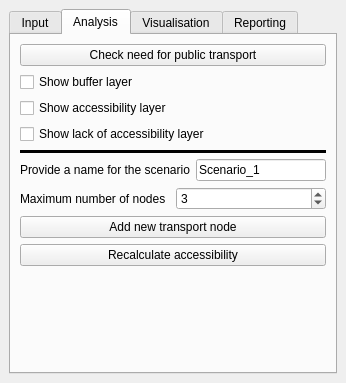
Old version of the form SpatialDecision/spatial_decision_dockwidget_base.ui in the repository Matthie456/Bon_DenDuijn.
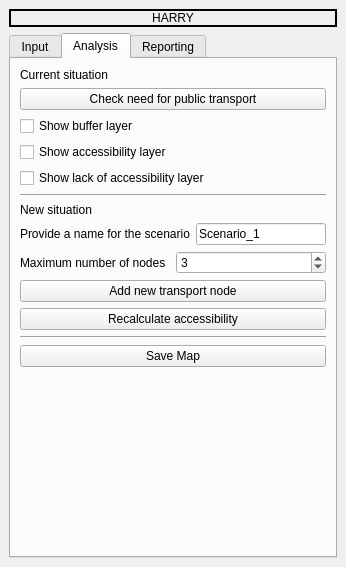
New version of the form. The open tabs and pages were chosen to show the change.

Commit message:
UI: Deleted the visualisation tab Added a title (not pretty enough yet) Added save map (.png) to the analyse tab (and removed it from the reporting tab) Removes the counter from the reporting tab
Code:
Made some adjustment to the save map function
Removed unused code for save map

Still problems after adding a transport node. Something with Nonetype...

What changed in the file:
```diff
--- a/SpatialDecision/spatial_decision_dockwidget_base.ui
+++ b/SpatialDecision/spatial_decision_dockwidget_base.ui
@@ -7,7 +7,7 @@
     <x>0</x>
     <y>0</y>
     <width>346</width>
-    <height>383</height>
+    <height>567</height>
    </rect>
   </property>
   <property name="windowTitle">
@@ -15,6 +15,37 @@
   </property>
   <widget class="QWidget" name="dockWidgetContents">
    <layout class="QVBoxLayout" name="verticalLayout_4">
+    <item>
+     <widget class="QLabel" name="label_4">
+      <property name="minimumSize">
+       <size>
+        <width>0</width>
+        <height>0</height>
+       </size>
+      </property>
+      <property name="frameShape">
+       <enum>QFrame::WinPanel</enum>
+      </property>
+      <property name="lineWidth">
+       <number>1</number>
+      </property>
+      <property name="text">
+       <string>HARRY</string>
+      </property>
+      <property name="textFormat">
+       <enum>Qt::AutoText</enum>
+      </property>
+      <property name="scaledContents">
+       <bool>false</bool>
+      </property>
+      <property name="alignment">
+       <set>Qt::AlignCenter</set>
+      </property>
+      <property name="wordWrap">
+       <bool>false</bool>
+      </property>
+     </widget>
+    </item>
     <item>
      <widget class="QTabWidget" name="sampleWidgets">
       <property name="currentIndex">
@@ -132,52 +163,8 @@
        <attribute name="title">
         <string>Analysis</string>
        </attribute>
-       <layout class="QVBoxLayout" name="verticalLayout_3">
-        <item>
-         <widget class="QPushButton" name="checkAccessibilityButton">
-          <property name="text">
-           <string>Check need for public transport</string>
-          </property>
-         </widget>
-        </item>
-        <item>
-         <widget class="QCheckBox" name="toggleBufferCheckBox">
-          <property name="text">
-           <string>Show buffer layer</string>
-          </property>
-         </widget>
-        </item>
-        <item>
-         <widget class="QCheckBox" name="toggleAccessibiltyCheckBox">
-          <property name="text">
-           <string>Show accessibility layer</string>
-          </property>
-         </widget>
-        </item>
-        <item>
-         <widget class="QCheckBox" name="toggleLoAccessibilityCheckBox">
-          <property name="text">
-           <string>Show lack of accessibility layer</string>
-          </property>
-         </widget>
-        </item>
-        <item>
-         <widget class="Line" name="line">
-          <property name="frameShadow">
-           <enum>QFrame::Plain</enum>
-          </property>
-          <property name="lineWidth">
-           <number>5</number>
-          </property>
-          <property name="midLineWidth">
-           <number>0</number>
-          </property>
-          <property name="orientation">
-           <enum>Qt::Horizontal</enum>
-          </property>
-         </widget>
-        </item>
-        <item>
+       <layout class="QGridLayout" name="gridLayout">
+        <item row="7" column="0">
          <layout class="QHBoxLayout" name="horizontalLayout_3">
           <item>
            <widget class="QLabel" name="label">
@@ -195,7 +182,83 @@
           </item>
          </layout>
         </item>
-        <item>
+        <item row="10" column="0">
+         <widget class="QPushButton" name="recalculateButton">
+          <property name="text">
+           <string>Recalculate accessibility</string>
+          </property>
+         </widget>
+        </item>
+        <item row="9" column="0">
+         <widget class="QPushButton" name="addNodeButton">
+          <property name="text">
+           <string>Add new transport node</string>
+          </property>
+         </widget>
+        </item>
+        <item row="4" column="0">
+         <widget class="QCheckBox" name="toggleLoAccessibilityCheckBox">
+          <property name="text">
+           <string>Show lack of accessibility layer</string>
+          </property>
+         </widget>
+        </item>
+        <item row="2" column="0">
+         <widget class="QCheckBox" name="toggleBufferCheckBox">
+          <property name="text">
+           <string>Show buffer layer</string>
+          </property>
+         </widget>
+        </item>
+        <item row="1" column="0">
+         <widget class="QPushButton" name="checkAccessibilityButton">
+          <property name="text">
+           <string>Check need for public transport</string>
+          </property>
+         </widget>
+        </item>
+        <item row="16" column="0">
+         <widget class="QPushButton" name="saveMapButton">
+          <property name="text">
+           <string>Save Map</string>
+          </property>
+         </widget>
+        </item>
+        <item row="5" column="0">
+         <widget class="Line" name="line_2">
+          <property name="orientation">
+           <enum>Qt::Horizontal</enum>
+          </property>
+         </widget>
+        </item>
+        <item row="17" column="0">
+         <spacer name="verticalSpacer_2">
+          <property name="orientation">
+           <enum>Qt::Vertical</enum>
+          </property>
+          <property name="sizeHint" stdset="0">
+           <size>
+            <width>20</width>
+            <height>40</height>
+           </size>
+          </property>
+         </spacer>
+        </item>
+        <item row="0" column="0">
+         <widget class="QLabel" name="label_2">
+          <property name="text">
+           <string>Current situation</string>
+          </property>
+         </widget>
+        </item>
+        <item row="6" column="0">
+         <widget class="QLabel" name="label_3">
+          <property name="text">
+           <string>New situation</string>
+          </property>
+         </widget>
+        </item>
+        <item row="8" column="0">
          <layout class="QHBoxLayout" name="horizontalLayout_2">
           <item>
            <widget class="QLabel" name="maxNewNodesLabel">
@@ -231,40 +294,22 @@
           </item>
          </layout>
         </item>
-        <item>
-         <widget class="QPushButton" name="addNodeButton">
+        <item row="3" column="0">
+         <widget class="QCheckBox" name="toggleAccessibiltyCheckBox">
           <property name="text">
-           <string>Add new transport node</string>
+           <string>Show accessibility layer</string>
           </property>
          </widget>
         </item>
-        <item>
-         <widget class="QPushButton" name="recalculateButton">
-          <property name="text">
-           <string>Recalculate accessibility</string>
-          </property>
-         </widget>
-        </item>
-        <item>
-         <spacer name="verticalSpacer_2">
+        <item row="11" column="0">
+         <widget class="Line" name="line">
           <property name="orientation">
-           <enum>Qt::Vertical</enum>
+           <enum>Qt::Horizontal</enum>
           </property>
-          <property name="sizeHint" stdset="0">
-           <size>
-            <width>20</width>
-            <height>40</height>
-           </size>
-          </property>
-         </spacer>
+         </widget>
         </item>
        </layout>
       </widget>
-      <widget class="QWidget" name="VisualisationTab">
-       <attribute name="title">
-        <string>Visualisation</string>
-       </attribute>
-      </widget>
       <widget class="QWidget" name="ReportingTab">
        <attribute name="title">
         <string>Reporting</string>
@@ -293,19 +338,6 @@
             </property>
            </widget>
           </item>
-          <item row="2" column="0">
-           <widget class="QPushButton" name="saveMapButton">
-            <property name="text">
-             <string>Save Map</string>
-            </property>
-           </widget>
-          </item>
-          <item row="1" column="0" colspan="2">
-           <widget class="QLineEdit" name="saveMapPathEdit"/>
-          </item>
-          <item row="0" column="1">
-           <widget class="QLineEdit" name="featureCounterEdit"/>
-          </item>
          </layout>
         </item>
         <item>
```
Left out of the diff: 26 changed lines with no effect on the pictures. The commit also changes 10 other files.
